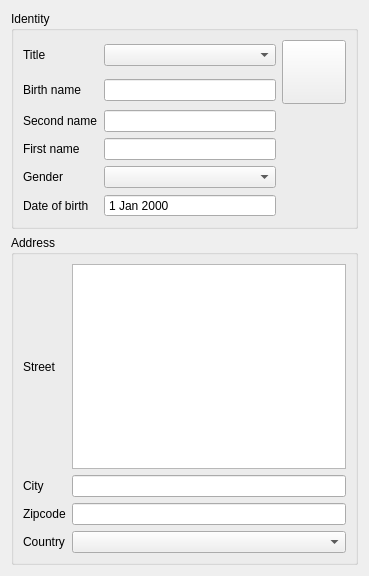
Qt form plugins/patientbaseplugin/identitywidget.ui (FreeHealth/freehealth) before a commit.
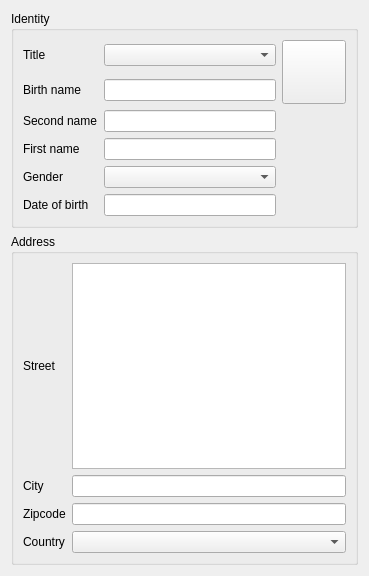
The same form after that commit. Custom widgets are drawn as their Qt base class.

Commit message: new Utils::BirthDayEdit replaces QDateEdit

Patch:
```diff
--- a/plugins/patientbaseplugin/identitywidget.ui
+++ b/plugins/patientbaseplugin/identitywidget.ui
@@ -118,14 +118,7 @@
        </widget>
       </item>
       <item row="5" column="1">
-       <widget class="QDateEdit" name="dob">
-        <property name="buttonSymbols">
-         <enum>QAbstractSpinBox::NoButtons</enum>
-        </property>
-        <property name="calendarPopup">
-         <bool>false</bool>
-        </property>
-       </widget>
+       <widget class="Utils::BirthDayEdit" name="dob"/>
       </item>
      </layout>
     </widget>
@@ -196,6 +189,11 @@
    <extends>QLineEdit</extends>
    <header>utils/widgets/qbuttonlineedit.h</header>
   </customwidget>
+  <customwidget>
+   <class>Utils::BirthDayEdit</class>
+   <extends>QLineEdit</extends>
+   <header location="global">utils/widgets/birthdayedit.h</header>
+  </customwidget>
  </customwidgets>
  <tabstops>
   <tabstop>titleCombo</tabstop>
```
Left out of the diff: 33 changed lines with no effect on the pictures. The commit also changes 4 other files.
